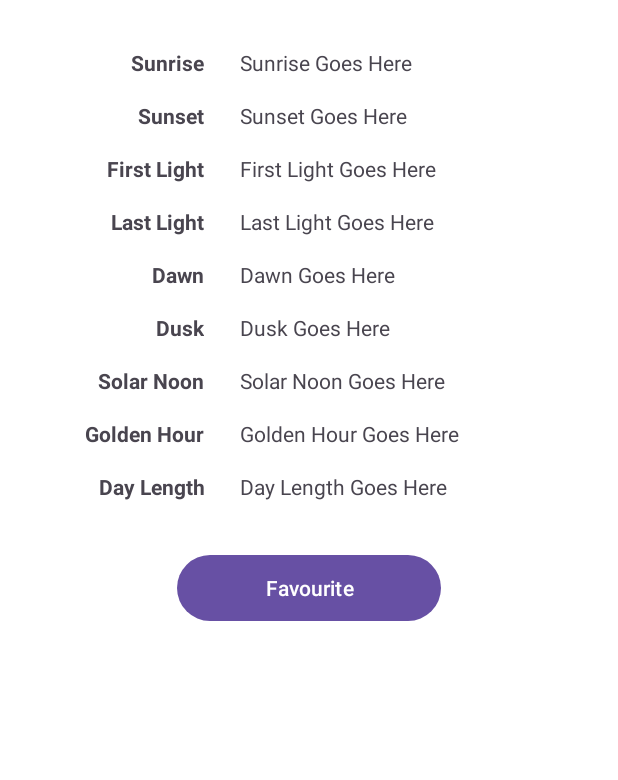
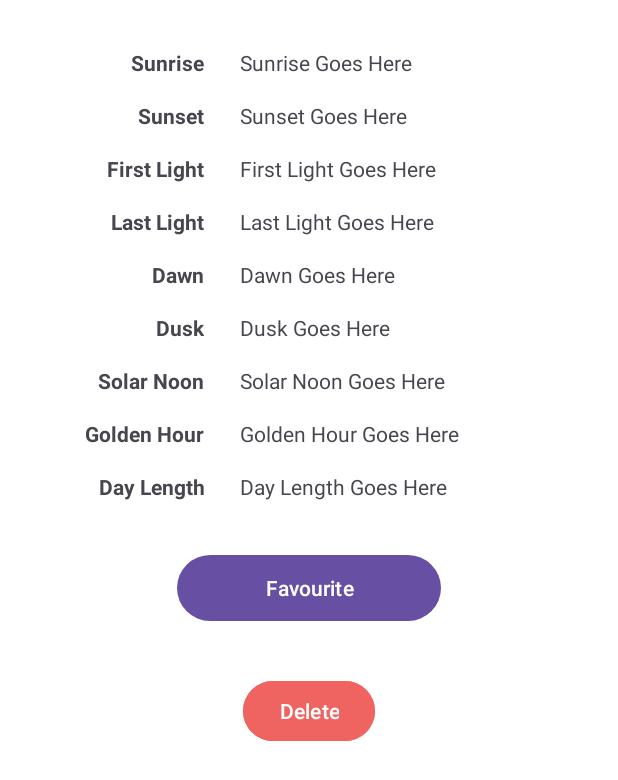
Before and after one commit to shiv0shakti/DemoStore, an Android app: the layout sunset_details.xml on its own in the app's theme, with its tools: preview values and no code run, on a phone screen of 412 x 824 dp. Shown: the top 780 px of the screen. Run offline under Robolectric (Android 15) with nearby library versions, the phone set to English and light mode, and no system bars.

Commit message:
Changed strings, adjusted layouts.

```diff
--- a/app/src/main/res/layout/activity_sun.xml
+++ b/app/src/main/res/layout/activity_sun.xml
@@ -91,7 +91,7 @@
             <androidx.recyclerview.widget.RecyclerView
                 android:id="@+id/sunsetFavsRecyclerView"
                 android:layout_width="409dp"
-                android:layout_height="489dp"
+                android:layout_height="0dp"
                 android:layout_marginTop="32dp"
                 app:layout_constraintBottom_toBottomOf="parent"
                 app:layout_constraintEnd_toEndOf="parent"
--- a/app/src/main/res/layout/sunset_details.xml
+++ b/app/src/main/res/layout/sunset_details.xml
@@ -215,4 +215,14 @@
         app:layout_constraintStart_toStartOf="parent"
         app:layout_constraintTop_toBottomOf="@+id/dayLengthLabel" />
 
+    <Button
+        android:id="@+id/sunsetDeleteBtn"
+        android:layout_width="wrap_content"
+        android:layout_height="wrap_content"
+        android:layout_marginTop="32dp"
+        android:backgroundTint="#EF6461"
+        android:text="@string/sunset_delete"
+        app:layout_constraintEnd_toEndOf="parent"
+        app:layout_constraintStart_toStartOf="parent"
+        app:layout_constraintTop_toBottomOf="@+id/sunsetSaveBtn" />
 </androidx.constraintlayout.widget.ConstraintLayout>
--- a/app/src/main/res/layout/sunset_fav_item.xml
+++ b/app/src/main/res/layout/sunset_fav_item.xml
@@ -54,10 +54,10 @@
             android:layout_width="100dp"
             android:layout_height="wrap_content"
             android:layout_marginStart="16dp"
-            android:layout_marginTop="16dp"
             android:text="@string/sunset_dusk_label"
             android:textAlignment="textEnd"
             android:textStyle="bold"
+            app:layout_constraintBottom_toBottomOf="parent"
             app:layout_constraintStart_toStartOf="parent"
             app:layout_constraintTop_toBottomOf="@+id/sunsetFavDawnLabel" />
 
@@ -97,7 +97,9 @@
             android:layout_height="wrap_content"
             android:layout_marginStart="24dp"
             android:layout_marginTop="16dp"
+            android:layout_marginBottom="16dp"
             android:text="TextView"
+            app:layout_constraintBottom_toBottomOf="parent"
             app:layout_constraintStart_toEndOf="@+id/sunsetFavDuskLabel"
             app:layout_constraintTop_toBottomOf="@+id/sunsetFavDawnValue" />
 
@@ -106,7 +108,6 @@
             android:layout_width="wrap_content"
             android:layout_height="wrap_content"
             android:layout_marginStart="16dp"
-            android:layout_marginTop="32dp"
             android:text="@string/sunset_fav_title"
             android:textSize="16sp"
             android:textStyle="bold"
@@ -118,7 +119,6 @@
             android:layout_width="wrap_content"
             android:layout_height="wrap_content"
             android:layout_marginStart="8dp"
-            android:layout_marginTop="32dp"
             android:text="TextView"
             android:textSize="16sp"
             android:textStyle="bold"
--- a/app/src/main/res/menu/sunset_menu.xml
+++ b/app/src/main/res/menu/sunset_menu.xml
@@ -16,7 +16,8 @@
     />
     <item
         android:id="@+id/sunsetHelp"
+        android:icon="@drawable/ic_sunset_help"
         android:title="@string/sunset_help"
-        app:showAsAction="never"
+        app:showAsAction="ifRoom"
     />
 </menu>
--- a/app/src/main/res/values/strings_sunset.xml
+++ b/app/src/main/res/values/strings_sunset.xml
@@ -34,8 +34,7 @@
     <string name="sunset_golden_hour_value">Golden Hour Goes Here</string>
     <string name="sunset_day_length_value">Day Length Goes Here</string>
 
-    <string name="sunset_help_main">Enter a latitude and longitude and search to see sunset and sunrise data. Press the heart icon to add to favourites. Use the help menu to view favourites.</string>
-    <string name="sunset_help_favs">Tap on an item to view details. Press the delete icon to delete the item. Use the help menu to go back to Search.</string>
+    <string name="sunset_help_main">Enter a latitude and longitude and search to see sunset and sunrise data in a fragment. Press the favourite button to add to the favourite list, and press delete to remove the item from favourites.</string>
 
     <string name="sunset_ok">OK</string>
     <string name="sunset_del_fav_msg">Do you want to delete Favourite #</string>
```
Also changed, not shown: app/src/main/res/drawable/ic_sunset_help.png (added), 1 other file.
